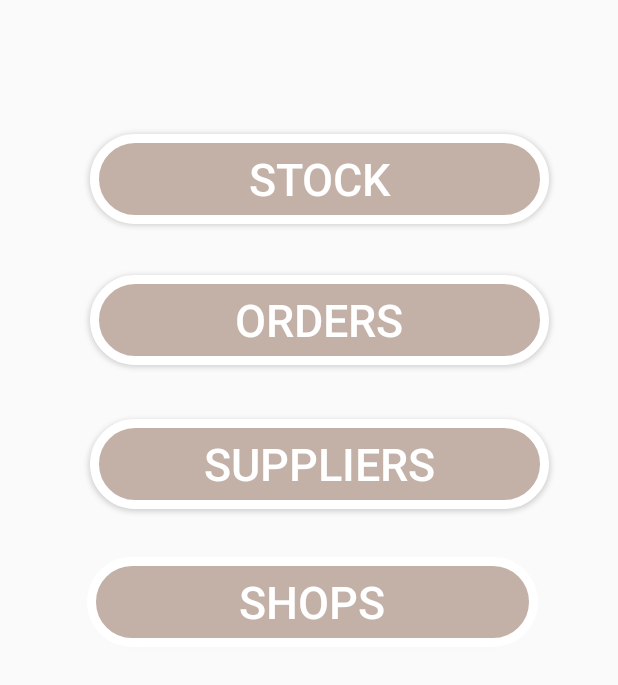
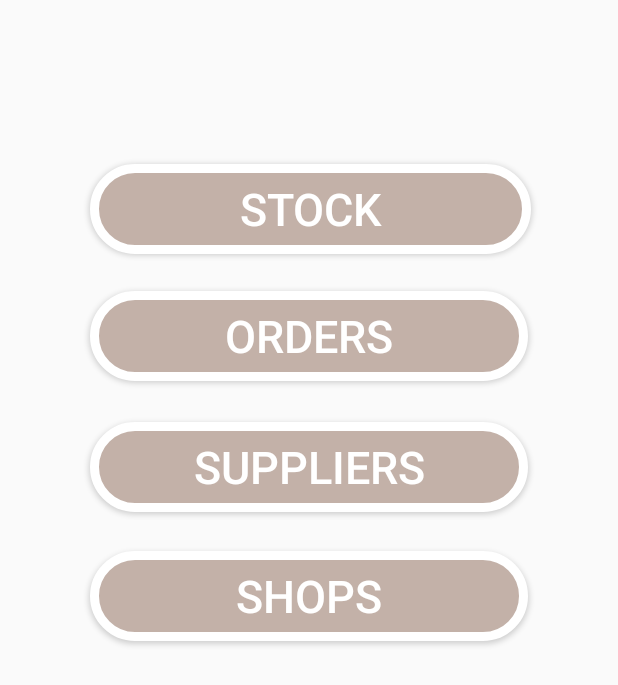
Before and after one commit to done-retail-management-system/DRMSv3, an Android app: the layout activity_warehouse.xml on its own in the app's theme, with its tools: preview values and no code run, on a phone screen of 412 x 824 dp. Shown: the top 685 px of the screen. Run offline under Robolectric (Android 15) with nearby library versions, the phone set to English and light mode, and no system bars.

Commit message:
Previous commit re-evaluated lmao!

```diff
--- a/app/src/main/java/com/drms/doneretail/WarehouseActivity.java
+++ b/app/src/main/java/com/drms/doneretail/WarehouseActivity.java
@@ -23,11 +23,11 @@ public class WarehouseActivity extends AppCompatActivity {
         super.onCreate(savedInstanceState);
 
 
-        requestWindowFeature(Window.FEATURE_NO_TITLE);
-        getSupportActionBar().hide();
+        //requestWindowFeature(Window.FEATURE_NO_TITLE);
+        //getSupportActionBar().hide();
 
-        this.getWindow().setFlags(WindowManager.LayoutParams.FLAG_FULLSCREEN,
-                WindowManager.LayoutParams.FLAG_FULLSCREEN);
+        //this.getWindow().setFlags(WindowManager.LayoutParams.FLAG_FULLSCREEN,
+                //WindowManager.LayoutParams.FLAG_FULLSCREEN);
 
         setContentView(R.layout.activity_warehouse);
         Calendar calendar =  Calendar.getInstance();
--- a/app/src/main/res/layout/activity_warehouse.xml
+++ b/app/src/main/res/layout/activity_warehouse.xml
@@ -16,8 +16,8 @@
         android:layout_alignParentTop="true"
         android:layout_alignParentEnd="true"
         android:layout_marginStart="60dp"
-        android:layout_marginTop="89dp"
-        android:layout_marginEnd="46dp"
+        android:layout_marginTop="109dp"
+        android:layout_marginEnd="58dp"
         android:layout_marginBottom="21dp"
         android:background="@drawable/button_properties"
         android:shadowRadius="5"
@@ -40,8 +40,8 @@
         android:layout_alignParentTop="true"
         android:layout_alignParentEnd="true"
         android:layout_marginStart="60dp"
-        android:layout_marginTop="183dp"
-        android:layout_marginEnd="46dp"
+        android:layout_marginTop="194dp"
+        android:layout_marginEnd="60dp"
         android:layout_marginBottom="21dp"
         android:background="@drawable/button_properties"
         android:shadowRadius="5"
@@ -63,8 +63,8 @@
         android:layout_alignParentTop="true"
         android:layout_alignParentEnd="true"
         android:layout_marginStart="60dp"
-        android:layout_marginTop="279dp"
-        android:layout_marginEnd="46dp"
+        android:layout_marginTop="281dp"
+        android:layout_marginEnd="60dp"
         android:layout_marginBottom="36dp"
         android:background="@drawable/button_properties"
         android:shadowRadius="5"
@@ -84,9 +84,9 @@
         android:layout_alignParentStart="true"
         android:layout_alignParentTop="true"
         android:layout_alignParentEnd="true"
-        android:layout_marginStart="58dp"
-        android:layout_marginTop="371dp"
-        android:layout_marginEnd="53dp"
+        android:layout_marginStart="60dp"
+        android:layout_marginTop="367dp"
+        android:layout_marginEnd="60dp"
         android:layout_marginBottom="21dp"
         android:background="@drawable/button_properties"
         android:shadowRadius="5"
```
